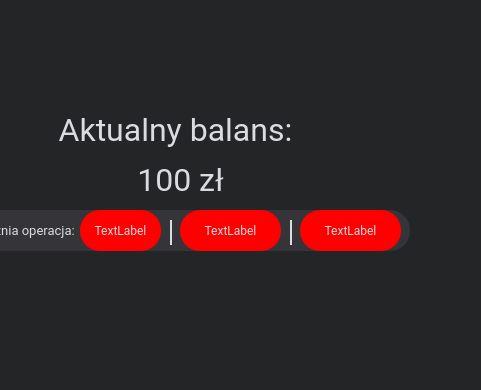
Before: the Qt Designer form mainwindow.ui in Kalin8900/cashTracker, drawn with Qt 5; both pictures show x 460 to 941 and y 0 to 390 of the 1147 by 714 pixel window.
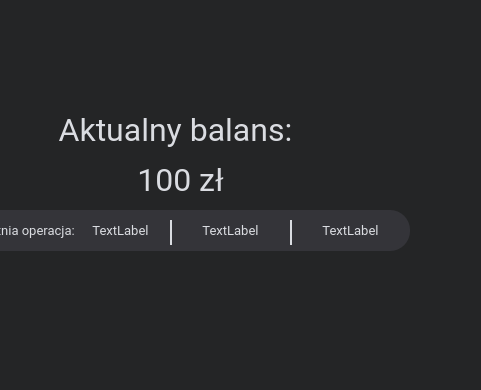
After: the same form once the commit is applied. Icons and pictures are not drawn.

Diff of the .ui file:
```diff
--- a/mainwindow.ui
+++ b/mainwindow.ui
@@ -356,11 +356,12 @@
        <property name="font">
         <font>
          <family>Roboto</family>
+         <pointsize>10</pointsize>
         </font>
        </property>
        <property name="styleSheet">
         <string notr="true">color: #dadce1;
-background-color: red</string>
+</string>
        </property>
        <property name="text">
         <string>&lt;html&gt;&lt;head/&gt;&lt;body&gt;&lt;p align=&quot;center&quot;&gt;TextLabel&lt;/p&gt;&lt;/body&gt;&lt;/html&gt;</string>
@@ -391,11 +392,11 @@
        <property name="font">
         <font>
          <family>Roboto</family>
+         <pointsize>10</pointsize>
         </font>
        </property>
        <property name="styleSheet">
         <string notr="true">color: #dadce1;
-background-color:red
 </string>
        </property>
        <property name="text">
@@ -414,11 +415,12 @@
        <property name="font">
         <font>
          <family>Roboto</family>
+         <pointsize>10</pointsize>
         </font>
        </property>
        <property name="styleSheet">
         <string notr="true">color: #dadce1;
-background-color: red</string>
+</string>
        </property>
        <property name="text">
         <string>&lt;html&gt;&lt;head/&gt;&lt;body&gt;&lt;p align=&quot;center&quot;&gt;TextLabel&lt;/p&gt;&lt;/body&gt;&lt;/html&gt;</string>
```
